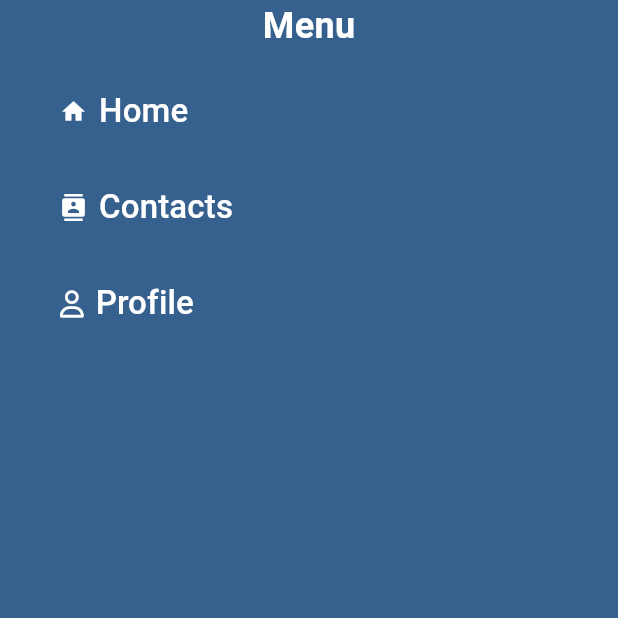
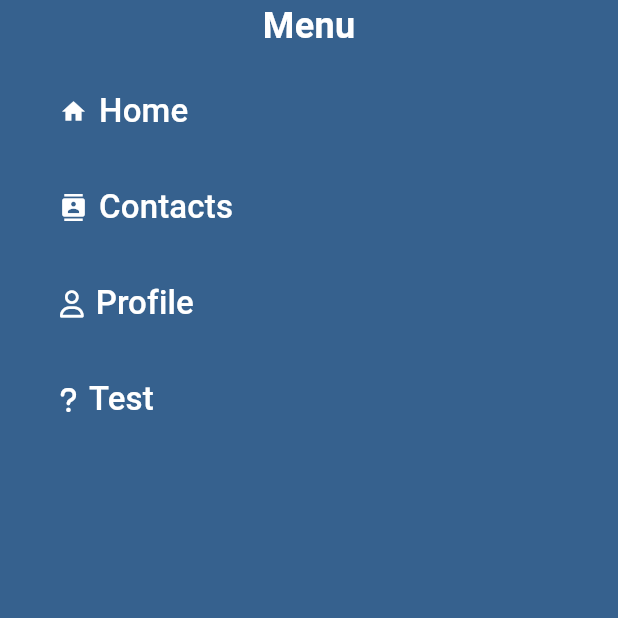
Before and after one commit to PasqualeCapuano/summerCamp, a Flutter app: the Profile screen opened directly, with the side drawer open, on a phone screen of 412 x 824 dp, the top half of it. Run offline on Flutter 3.47's test engine with Material 3 defaults, Android fonts, the light colour scheme and no system bars; drawn by our look-alikes of qr_flutter; our stand-ins replace animated_splash_screen, flutter_map, font_awesome_flutter, latlong2.

Commit message:
test component added

```diff
--- a/lib/components/drawer.dart
+++ b/lib/components/drawer.dart
@@ -3,6 +3,7 @@ import 'package:font_awesome_flutter/font_awesome_flutter.dart';
 import 'package:portfolio/components/contacts.dart';
 import 'package:portfolio/components/homepage.dart';
 import 'package:portfolio/components/profile.dart';
+import 'package:portfolio/components/test.dart';
 
 
 class DrawerList extends StatelessWidget {
@@ -77,6 +78,27 @@ class DrawerList extends StatelessWidget {
                 ),
               )
           ),
+          Padding(
+              padding: EdgeInsets.only(bottom: 16.0),
+              child: FilledButton(
+                onPressed: (){
+                  Navigator.push(
+                    context,
+                    MaterialPageRoute(builder: (context) => const Test()),
+                  );
+                },
+                child: Row(
+                  mainAxisAlignment: MainAxisAlignment.start,
+                  children: [
+                    Padding(
+                      padding: EdgeInsets.only(right: 8.0),
+                      child: FaIcon(FontAwesomeIcons.question, color: Colors.white),
+                      ),
+                    Text('Test', style: TextStyle(color: Colors.white, fontSize: 22)),
+                  ],
+                ),
+              )
+          ),
       ],
       ),
 
--- /dev/null
+++ b/lib/components/test.dart
@@ -0,0 +1,22 @@
+import 'package:flutter/material.dart';
+
+class Test extends StatefulWidget {
+  const Test({super.key});
+
+  @override
+  State<Test> createState() => _TestState();
+}
+
+class _TestState extends State<Test> {
+  @override
+  Widget build(BuildContext context) {
+    return Scaffold(
+      appBar: AppBar(
+        title: const Text('Test'),
+      ),
+      body: const Center(
+        child: Text('Test'),
+      ),
+      );
+  }
+}
--- a/pubspec.yaml
+++ b/pubspec.yaml
@@ -18,6 +18,7 @@ dependencies:
   latlong2: ^0.9.0
   font_awesome_flutter: ^10.6.0
   qr_flutter: ^4.1.0
+  http: ^1.2.0
 
 dev_dependencies:
   flutter_test:
```
Also changed, not shown: pubspec.lock.
